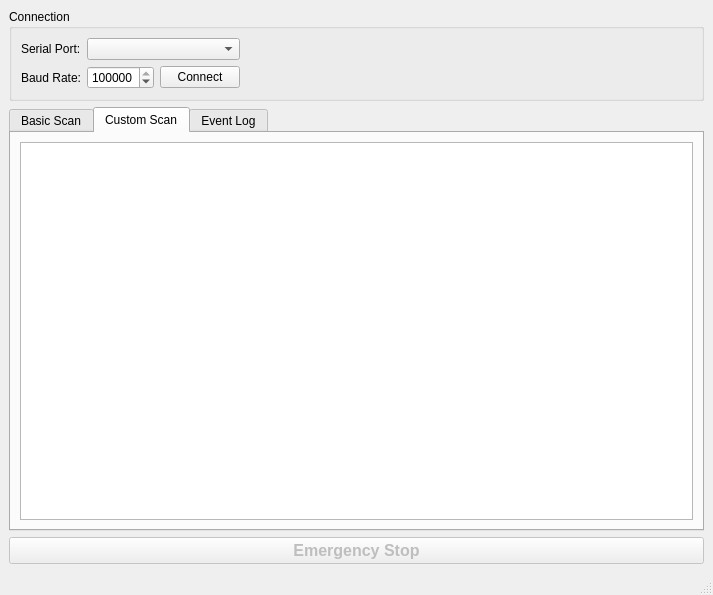
Old version of the form touch-o-matic-tabbed.ui in the repository westphallm1/TouchOMaticController.
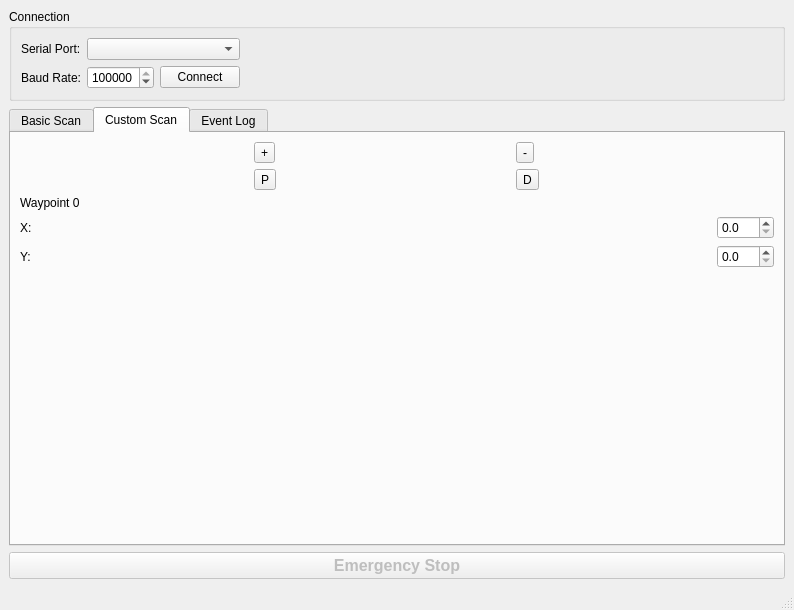
New version of the form. The open tabs and pages were chosen to show the change.

Commit message: added more functionality to free draw panel

The edit to the form file:
```diff
--- a/touch-o-matic-tabbed.ui
+++ b/touch-o-matic-tabbed.ui
@@ -6,8 +6,8 @@
    <rect>
     <x>0</x>
     <y>0</y>
-    <width>713</width>
-    <height>595</height>
+    <width>794</width>
+    <height>610</height>
    </rect>
   </property>
   <property name="windowTitle">
@@ -501,7 +501,107 @@
        </attribute>
        <layout class="QHBoxLayout" name="horizontalLayout_10">
         <item>
-         <widget class="QGraphicsView" name="graphicsView"/>
+         <layout class="QHBoxLayout" name="horizontalLayout_11"/>
+        </item>
+        <item>
+         <layout class="QVBoxLayout" name="verticalLayout_5">
+          <item>
+           <layout class="QGridLayout" name="gridLayout_10">
+            <property name="leftMargin">
+             <number>0</number>
+            </property>
+            <item row="1" column="1">
+             <widget class="QToolButton" name="panButton">
+              <property name="text">
+               <string>P</string>
+              </property>
+             </widget>
+            </item>
+            <item row="0" column="1">
+             <widget class="QToolButton" name="zoomInButton">
+              <property name="text">
+               <string>+</string>
+              </property>
+             </widget>
+            </item>
+            <item row="1" column="2">
+             <widget class="QToolButton" name="drawButton">
+              <property name="text">
+               <string>D</string>
+              </property>
+             </widget>
+            </item>
+            <item row="0" column="2">
+             <widget class="QToolButton" name="zoomOutButton">
+              <property name="text">
+               <string>-</string>
+              </property>
+             </widget>
+            </item>
+           </layout>
+          </item>
+          <item>
+           <widget class="QLabel" name="label_11">
+            <property name="text">
+             <string>Waypoint 0</string>
+            </property>
+           </widget>
+          </item>
+          <item>
+           <layout class="QGridLayout" name="gridLayout_11">
+            <property name="bottomMargin">
+             <number>0</number>
+            </property>
+            <item row="0" column="0">
+             <widget class="QLabel" name="label_13">
+              <property name="text">
+               <string>X:</string>
+              </property>
+             </widget>
+            </item>
+            <item row="0" column="1">
+             <widget class="QDoubleSpinBox" name="doubleSpinBox">
+              <property name="decimals">
+               <number>1</number>
+              </property>
+             </widget>
+            </item>
+            <item row="1" column="0">
+             <widget class="QLabel" name="label_15">
+              <property name="text">
+               <string>Y:</string>
+              </property>
+             </widget>
+            </item>
+            <item row="1" column="1">
+             <widget class="QDoubleSpinBox" name="doubleSpinBox_2">
+              <property name="sizePolicy">
+               <sizepolicy hsizetype="Maximum" vsizetype="Fixed">
+                <horstretch>0</horstretch>
+                <verstretch>0</verstretch>
+               </sizepolicy>
+              </property>
+              <property name="decimals">
+               <number>1</number>
+              </property>
+             </widget>
+            </item>
+           </layout>
+          </item>
+          <item>
+           <spacer name="verticalSpacer_4">
+            <property name="orientation">
+             <enum>Qt::Vertical</enum>
+            </property>
+            <property name="sizeHint" stdset="0">
+             <size>
+              <width>20</width>
+              <height>40</height>
+             </size>
+            </property>
+           </spacer>
+          </item>
+         </layout>
         </item>
        </layout>
       </widget>
```
Left out of the diff: 6 changed lines with no effect on the pictures. The commit also changes 2 other files.
